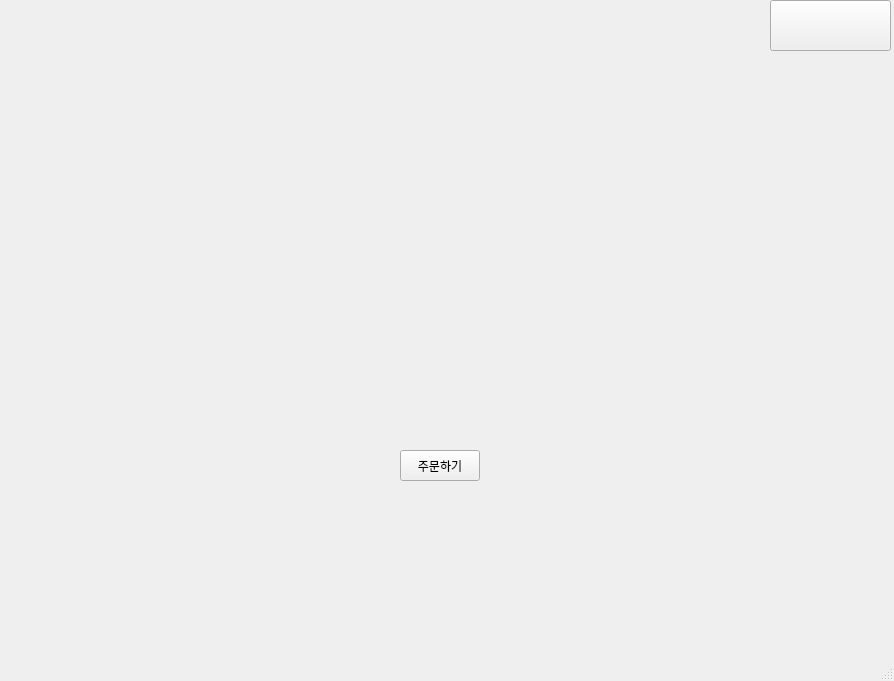
The window that ui/main.ui (pJunghan/RobotArm) describes before a commit, drawn with Qt 5.
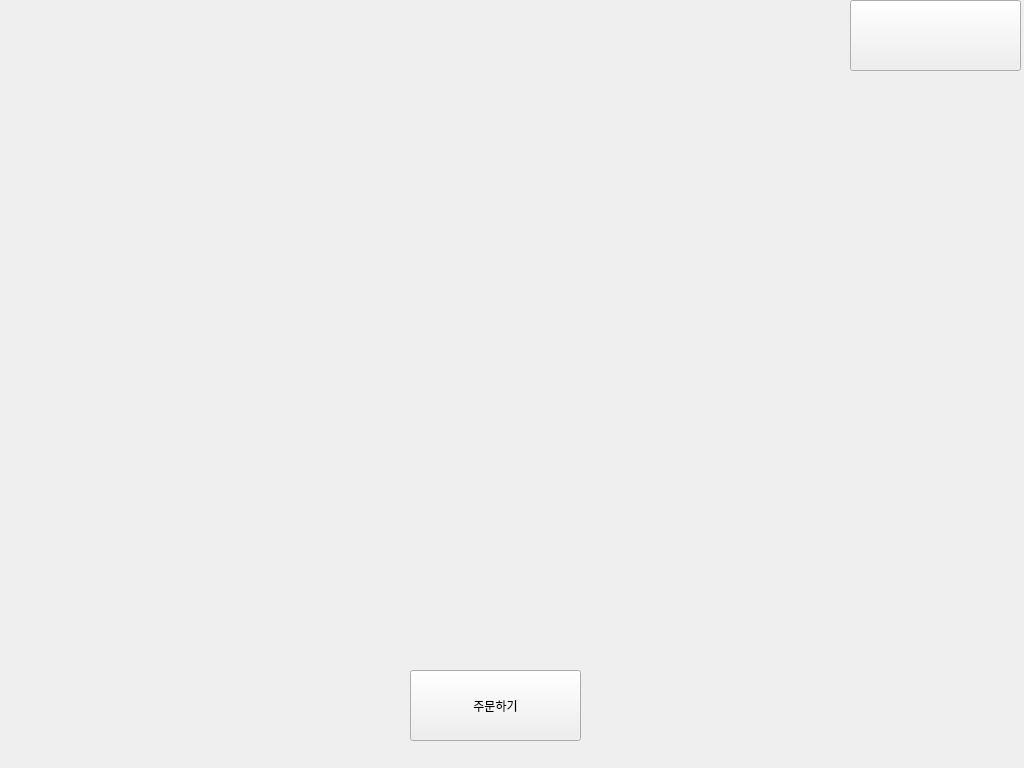
The same window after the commit.

Diff of the .ui file:
```diff
--- a/ui/main.ui
+++ b/ui/main.ui
@@ -6,8 +6,8 @@
    <rect>
     <x>0</x>
     <y>0</y>
-    <width>894</width>
-    <height>681</height>
+    <width>1024</width>
+    <height>768</height>
    </rect>
   </property>
   <property name="windowTitle">
@@ -17,10 +17,10 @@
    <widget class="QPushButton" name="orderButton">
     <property name="geometry">
      <rect>
-      <x>400</x>
-      <y>450</y>
-      <width>80</width>
-      <height>31</height>
+      <x>410</x>
+      <y>670</y>
+      <width>171</width>
+      <height>71</height>
      </rect>
     </property>
     <property name="text">
@@ -36,10 +36,10 @@
    <widget class="QPushButton" name="autoButton">
     <property name="geometry">
      <rect>
-      <x>770</x>
+      <x>850</x>
       <y>0</y>
-      <width>121</width>
-      <height>51</height>
+      <width>171</width>
+      <height>71</height>
      </rect>
     </property>
     <property name="autoFillBackground">
@@ -57,13 +57,25 @@
      <rect>
       <x>0</x>
       <y>0</y>
-      <width>891</width>
-      <height>661</height>
+      <width>1024</width>
+      <height>768</height>
      </rect>
     </property>
     <property name="text">
      <string/>
     </property>
+    <property name="scaledContents">
+     <bool>true</bool>
+    </property>
+    <property name="wordWrap">
+     <bool>false</bool>
+    </property>
+    <property name="margin">
+     <number>0</number>
+    </property>
+    <property name="indent">
+     <number>-1</number>
+    </property>
    </widget>
    <zorder>label</zorder>
    <zorder>orderButton</zorder>
@@ -79,7 +91,6 @@
     </rect>
    </property>
   </widget>
-  <widget class="QStatusBar" name="statusbar"/>
  </widget>
  <resources>
   <include location="../resources.qrc"/>
```
Left out of the diff: 7 changed lines with no effect on the pictures.
